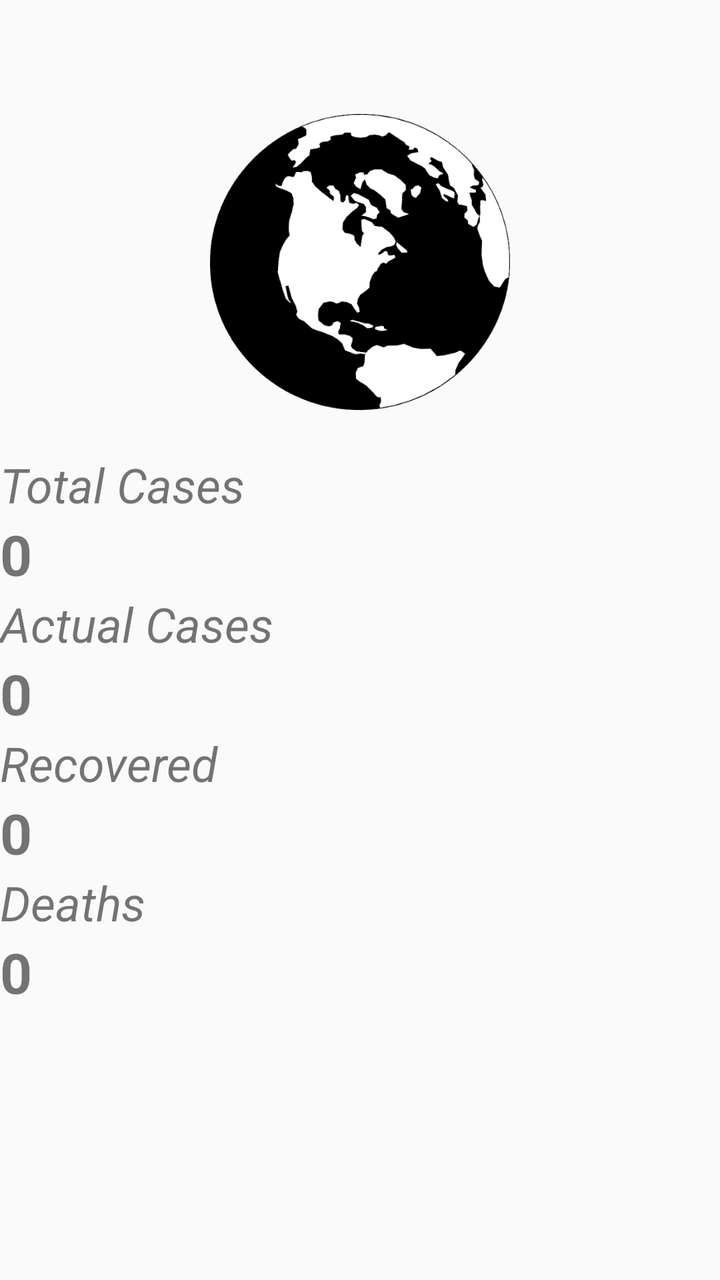
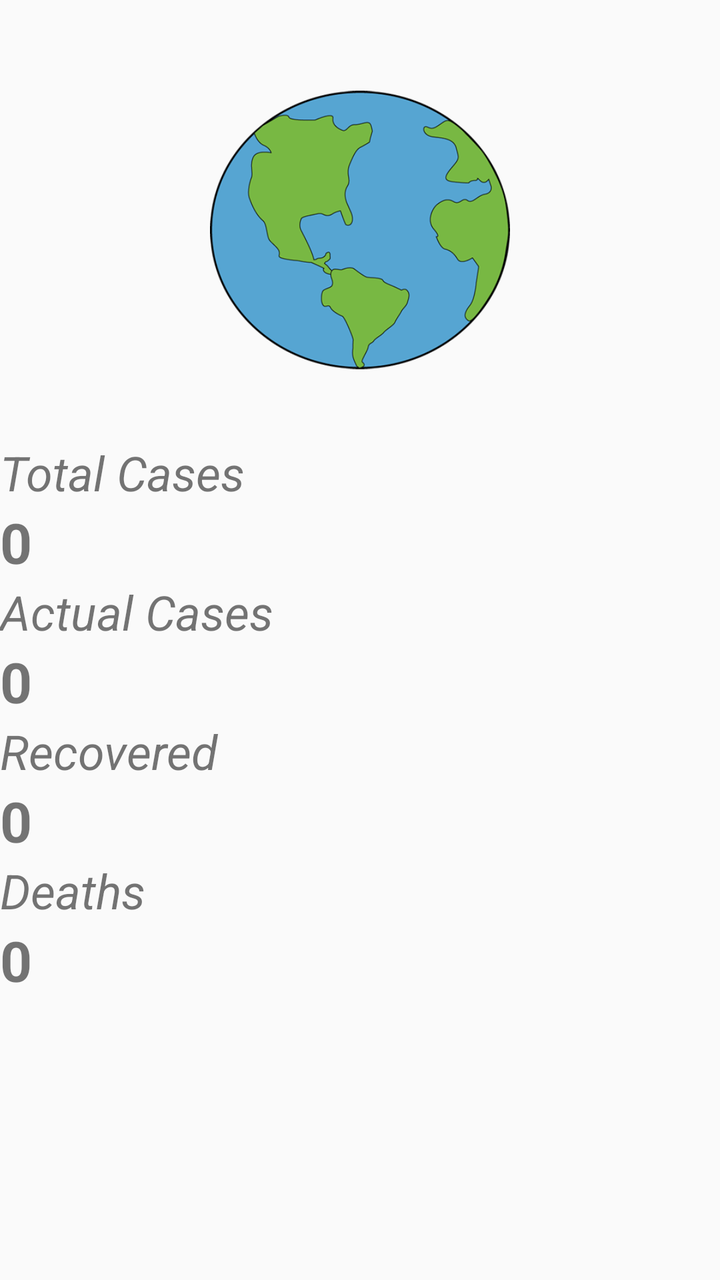

Screens rendered from an Android XML layout before and after an edit, with the pre-edit source and the edit as a unified diff.
<!-- AndroidManifest.xml: application theme AppTheme -->
<!-- res/layout/fragment_home.xml -->
<?xml version="1.0" encoding="utf-8"?>
<androidx.constraintlayout.widget.ConstraintLayout
    xmlns:android="http://schemas.android.com/apk/res/android"
    xmlns:app="http://schemas.android.com/apk/res-auto"
    android:layout_height="match_parent"
    android:layout_width="match_parent"
    android:paddingTop="?attr/actionBarSize">

    <ImageView
        android:id="@+id/imgWorld"
        android:layout_width="150dp"
        android:layout_height="150dp"
        android:src="@drawable/world"
        app:layout_constraintTop_toTopOf="parent"
        app:layout_constraintLeft_toLeftOf="parent"
        app:layout_constraintRight_toRightOf="parent"
        android:contentDescription="@string/world" />

    <TextView
        android:id="@+id/lblTotalCases"
        android:layout_width="match_parent"
        android:layout_height="wrap_content"
        android:text="Total Cases"
        android:textSize="24sp"
        android:textStyle="italic"
        android:textAlignment="center"
        android:layout_marginTop="20dp"
        app:layout_constraintTop_toBottomOf="@id/imgWorld"
        app:layout_constraintLeft_toLeftOf="parent"
        app:layout_constraintRight_toRightOf="parent" />
    <TextView
        android:id="@+id/txtTotalCases"
        android:layout_width="match_parent"
        android:layout_height="wrap_content"
        android:text="0"
        android:textStyle="bold"
        android:textAlignment="center"
        android:textSize="28sp"
        app:layout_constraintTop_toBottomOf="@id/lblTotalCases"/>


    <TextView
        android:id="@+id/lblActualCases"
        android:layout_width="match_parent"
        android:layout_height="wrap_content"
        android:text="Actual Cases"
        android:textSize="24sp"
        android:textStyle="italic"
        android:textAlignment="center"
        app:layout_constraintTop_toBottomOf="@id/txtTotalCases"
        app:layout_constraintLeft_toLeftOf="parent"
        app:layout_constraintRight_toRightOf="parent" />
    <TextView
        android:id="@+id/txtActualCases"
        android:layout_width="match_parent"
        android:layout_height="wrap_content"
        android:text="0"
        android:textStyle="bold"
        android:textAlignment="center"
        android:textSize="28sp"
        app:layout_constraintTop_toBottomOf="@id/lblActualCases"/>

    <TextView
        android:id="@+id/lblRecovered"
        android:layout_width="match_parent"
        android:layout_height="wrap_content"
        android:text="Recovered"
        android:textSize="24sp"
        android:textStyle="italic"
        android:textAlignment="center"
        app:layout_constraintTop_toBottomOf="@id/txtActualCases"
        app:layout_constraintLeft_toLeftOf="parent"
        app:layout_constraintRight_toRightOf="parent" />
    <TextView
        android:id="@+id/txtRecovered"
        android:layout_width="match_parent"
        android:layout_height="wrap_content"
        android:text="0"
        android:textStyle="bold"
        android:textAlignment="center"
        android:textSize="28sp"
        app:layout_constraintTop_toBottomOf="@id/lblRecovered"/>

    <TextView
        android:id="@+id/lblDeaths"
        android:layout_width="match_parent"
        android:layout_height="wrap_content"
        android:text="Deaths"
        android:textSize="24sp"
        android:textStyle="italic"
        android:textAlignment="center"
        app:layout_constraintTop_toBottomOf="@id/txtRecovered"
        app:layout_constraintLeft_toLeftOf="parent"
        app:layout_constraintRight_toRightOf="parent" />
    <TextView
        android:id="@+id/txtDeaths"
        android:layout_width="match_parent"
        android:layout_height="wrap_content"
        android:text="0"
        android:textStyle="bold"
        android:textAlignment="center"
        android:textSize="28sp"
        app:layout_constraintTop_toBottomOf="@id/lblDeaths"/>

</androidx.constraintlayout.widget.ConstraintLayout>
<!-- resources referenced by this layout -->
<resources>
  <!-- drawable world: png bitmap (drawable-v24, 39579 bytes) -->
  <string name="world">World</string>
  <style name="AppTheme" parent="Theme.AppCompat.Light.DarkActionBar">
          
          <item name="colorPrimary">@color/colorPrimary</item>
          <item name="colorPrimaryDark">@color/colorPrimaryDark</item>
          <item name="colorAccent">@color/colorAccent</item>
      </style>
  <color name="colorPrimary">#008577</color>
  <color name="colorPrimaryDark">#00574B</color>
  <color name="colorAccent">#D81B60</color>
</resources>

<!-- the commit's change to res/layout/fragment_home.xml (unified diff, before → after) -->
@@ -4,13 +4,14 @@
     xmlns:app="http://schemas.android.com/apk/res-auto"
     android:layout_height="match_parent"
     android:layout_width="match_parent"
-    android:paddingTop="?attr/actionBarSize">
+    xmlns:tools="http://schemas.android.com/tools"
+        android:paddingTop="30dp">
 
     <ImageView
         android:id="@+id/imgWorld"
         android:layout_width="150dp"
-        android:layout_height="150dp"
-        android:src="@drawable/world"
+        android:layout_height="170dp"
+        android:src="@drawable/earth"
         app:layout_constraintTop_toTopOf="parent"
         app:layout_constraintLeft_toLeftOf="parent"
         app:layout_constraintRight_toRightOf="parent"
<!-- resource entries referenced after the edit -->
@@ -1,15 +1,15 @@
 <!-- resources referenced by this layout -->
 <resources>
-  <!-- drawable world: png bitmap (drawable-v24, 39579 bytes) -->
+  <!-- drawable earth: png bitmap (drawable, 38668 bytes) -->
   <string name="world">World</string>
   <style name="AppTheme" parent="Theme.AppCompat.Light.DarkActionBar">
           
-          <item name="colorPrimary">@color/colorPrimary</item>
-          <item name="colorPrimaryDark">@color/colorPrimaryDark</item>
+          <item name="colorPrimary">@color/indigo</item>
+          <item name="colorPrimaryDark">@color/black</item>
           <item name="colorAccent">@color/colorAccent</item>
       </style>
-  <color name="colorPrimary">#008577</color>
-  <color name="colorPrimaryDark">#00574B</color>
+  <color name="indigo">#3F51B5</color>
+  <color name="black">#000000</color>
   <color name="colorAccent">#D81B60</color>
 </resources>
 
